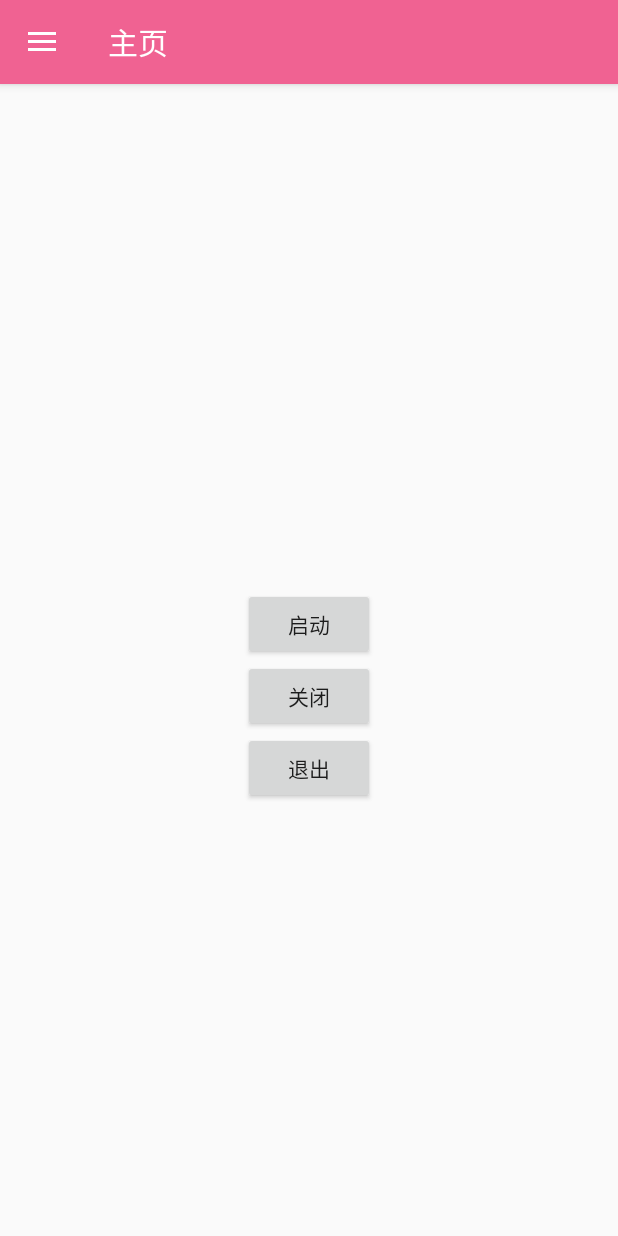
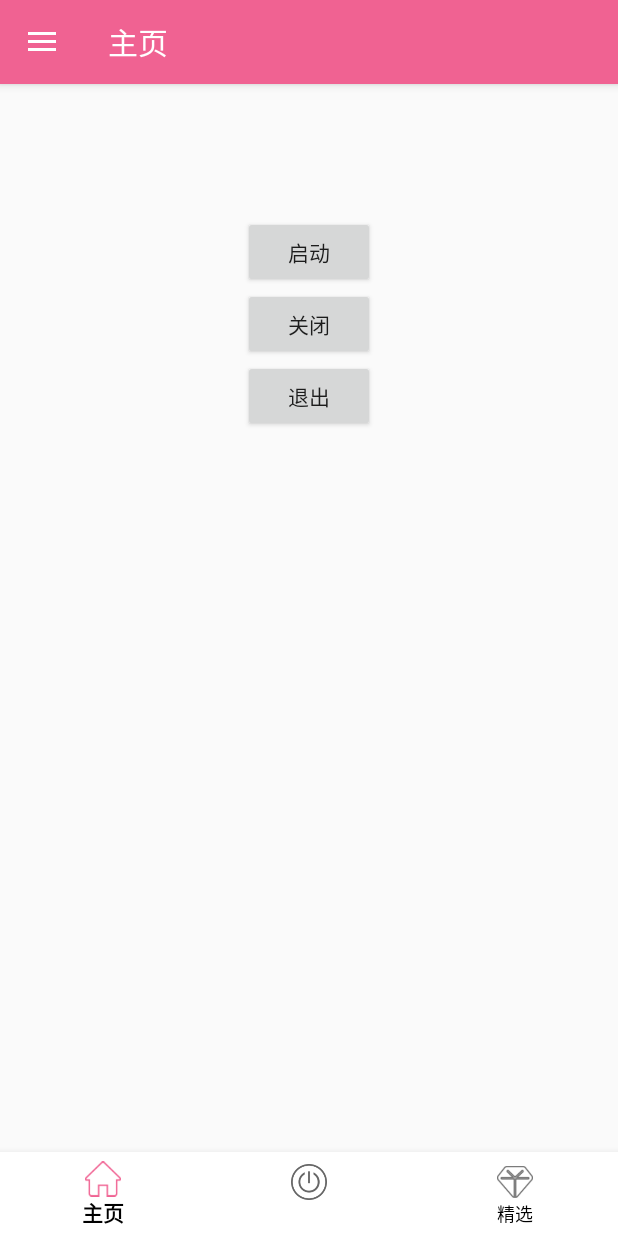
Before and after one commit to wangziyannb/YUKA, an Android app: the screen it shows after launch (MainActivity), on a phone screen of 412 x 824 dp. Run offline under Robolectric (Android 15) with nearby library versions, the phone set to English and light mode, and no system bars; our stand-ins replace navigation-ui; libraries missing offline, so code that uses them is left out: com.lzf.easyfloat; 1 statement that could not run was skipped.

Commit message:
update nav UI

```diff
--- a/app/src/main/java/com/wzy/yuka/MainActivity.java
+++ b/app/src/main/java/com/wzy/yuka/MainActivity.java
@@ -29,7 +29,7 @@ public class MainActivity extends AppCompatActivity {
         DrawerLayout drawer = findViewById(R.id.drawer);
         NavigationView navigationView = findViewById(R.id.nav_view);
         mAppBarConfiguration = new AppBarConfiguration
-                .Builder(R.id.nav_home, R.id.nav_settings, R.id.nav_help, R.id.nav_about)
+                .Builder(R.id.navhome, R.id.nav_settings, R.id.nav_help, R.id.nav_about)
                 .setDrawerLayout(drawer)
                 .build();
         NavController navController = Navigation.findNavController(this, R.id.nav_host_fragment);
--- a/app/src/main/res/layout/home.xml
+++ b/app/src/main/res/layout/home.xml
@@ -1,5 +1,6 @@
 <?xml version="1.0" encoding="utf-8"?>
 <LinearLayout xmlns:android="http://schemas.android.com/apk/res/android"
+    xmlns:app="http://schemas.android.com/apk/res-auto"
     android:layout_width="match_parent"
     android:layout_height="match_parent"
     android:gravity="center"
@@ -8,10 +9,12 @@
     <EditText
         android:id="@+id/input_box"
         android:layout_width="match_parent"
-        android:layout_height="wrap_content"
+        android:layout_height="88dp"
         android:hint="输入文本"
         android:singleLine="false"
-        android:visibility="invisible" />
+        android:visibility="invisible"
+        app:layout_constraintEnd_toEndOf="parent"
+        app:layout_constraintStart_toStartOf="parent" />
 
     <Button
         android:id="@+id/startBtn"
@@ -31,4 +34,20 @@
         android:layout_height="wrap_content"
         android:text="退出" />
 
+    <androidx.constraintlayout.widget.ConstraintLayout
+        android:layout_width="match_parent"
+        android:layout_height="match_parent">
+
+        <com.google.android.material.bottomnavigation.BottomNavigationView
+            android:layout_width="wrap_content"
+            android:layout_height="wrap_content"
+            android:background="#000000"
+            app:itemBackground="@color/design_default_color_on_primary"
+            app:itemTextColor="#000000"
+            app:layout_constraintBottom_toBottomOf="parent"
+            app:layout_constraintEnd_toEndOf="parent"
+            app:layout_constraintStart_toStartOf="parent"
+            app:menu="@menu/nav_menu" />
+    </androidx.constraintlayout.widget.ConstraintLayout>
+
 </LinearLayout>
--- a/app/src/main/res/menu/main_drawer.xml
+++ b/app/src/main/res/menu/main_drawer.xml
@@ -5,7 +5,7 @@
 
     <group android:checkableBehavior="single">
         <item
-            android:id="@+id/nav_home"
+            android:id="@+id/navhome"
             android:icon="@drawable/ic_home"
             android:title="主页" />
         <item
--- /dev/null
+++ b/app/src/main/res/menu/nav_menu.xml
@@ -0,0 +1,17 @@
+<?xml version="1.0" encoding="utf-8"?>
+<menu xmlns:android="http://schemas.android.com/apk/res/android"
+    xmlns:app="http://schemas.android.com/apk/res-auto">
+
+    <item
+        android:id="@+id/navhome"
+        android:icon="@drawable/home_no"
+        android:title="主页" />
+    <item
+        android:id="@+id/navstart"
+        android:icon="@drawable/nav_colse"
+        app:showAsAction="never" />
+    <item
+        android:id="@+id/navboutique"
+        android:icon="@drawable/boutique_no"
+        android:title="精选" />
+</menu>
--- a/app/src/main/res/navigation/navigation.xml
+++ b/app/src/main/res/navigation/navigation.xml
@@ -3,13 +3,17 @@
     xmlns:app="http://schemas.android.com/apk/res-auto"
     xmlns:tools="http://schemas.android.com/tools"
     android:id="@+id/mobile_navigation"
-    app:startDestination="@+id/nav_home">
+    app:startDestination="@+id/navhome">
 
     <fragment
-        android:id="@+id/nav_home"
+        android:id="@+id/navhome"
         android:name="com.wzy.yuka.ui.HomeFragment"
         android:label="主页"
-        tools:layout="@layout/home" />
+        tools:layout="@layout/home">
+        <action
+            android:id="@+id/action_nav_home_to_nav_settings"
+            app:destination="@id/nav_settings" />
+    </fragment>
 
     <fragment
         android:id="@+id/nav_settings"
```
Also changed, not shown: app/src/main/res/drawable-v24/boutique_no.png (added), app/src/main/res/drawable-v24/boutique_star.png (added), app/src/main/res/drawable-v24/home_no.png (added), app/src/main/res/drawable-v24/home_select.png (added), app/src/main/res/drawable-v24/nav_colse.png (added), app/src/main/res/drawable-v24/nav_start.png (added).
